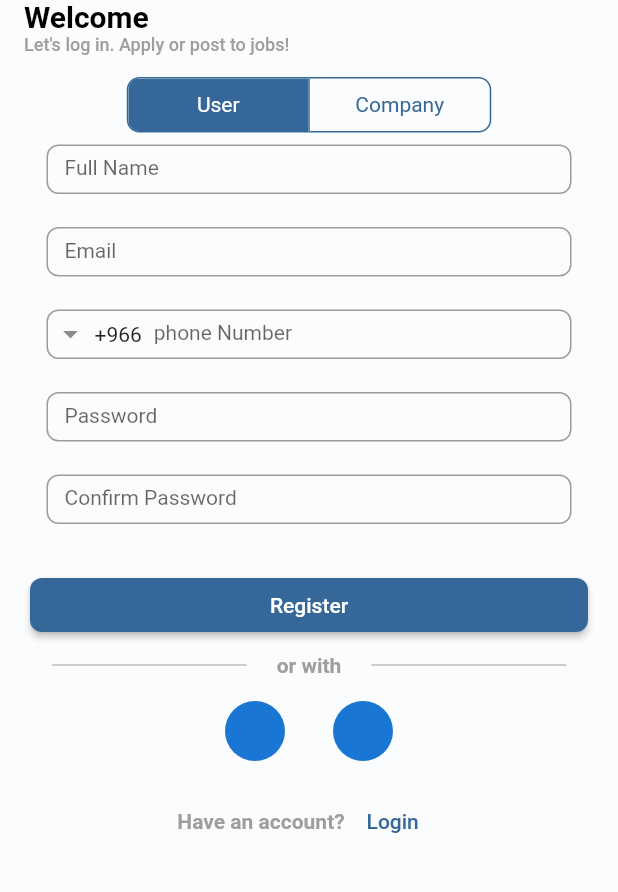
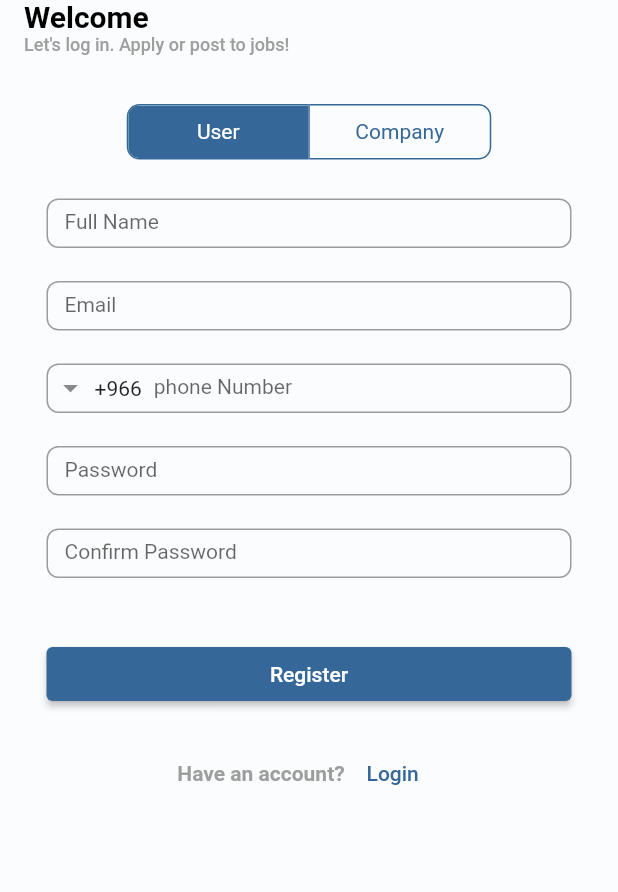
Before and after one commit to med997/hr_career_app, a Flutter app: the screen it shows after launch, after a tap on "Register", on a phone screen of 412 x 824 dp, the part 115-1007 px from its top. Run offline on Flutter 3.47's test engine with Material 3 defaults, Android fonts, the phone set to English and light mode, and no system bars; drawn by our look-alikes of intl_phone_field; our stand-ins replace bloc, carousel_slider, dartz, equatable, flutter_bloc, flutter_svg and 4 more; missing offline and left inert: flutter_adaptive_scaffold; accounts and stored records are empty; Roboto replaces fonts that are missing (almarai).

Commit message:
update login_page.dart and register_page.dart

```diff
--- a/lib/core/widgets/toggle_btn_widget.dart
+++ b/lib/core/widgets/toggle_btn_widget.dart
@@ -14,8 +14,6 @@ class ToggleBtnWidget extends StatelessWidget {
       builder: (context, state) {
         return Padding(
           padding: const EdgeInsets.all(8.0),
-          child: Center(
-
           child: ToggleButtons(
             constraints: const BoxConstraints.tightFor(height: 35, width: 120),
             fillColor: primaryColor,
@@ -32,7 +30,6 @@ class ToggleBtnWidget extends StatelessWidget {
             },
             children: _options.map((String label) => Text(label)).toList(),
           ),
-          ),
         );
       },
     );
--- a/lib/features/auth/presentation/ui/login_page.dart
+++ b/lib/features/auth/presentation/ui/login_page.dart
@@ -29,12 +29,13 @@ class LoginPage extends StatelessWidget {
 
   Widget _desktopAndTabletLoginPage(BuildContext context) {
     return Scaffold(
-      body: Row(
-        mainAxisAlignment: MainAxisAlignment.spaceEvenly,
-        children: [
-          Column(
+      body: Padding(
+        padding: const EdgeInsets.all(120.0),
+        child: Row(mainAxisAlignment: MainAxisAlignment.spaceEvenly, children: [
+          Expanded(
+            child: Column(
+              mainAxisAlignment: MainAxisAlignment.center,
               crossAxisAlignment: CrossAxisAlignment.start,
-            mainAxisAlignment: MainAxisAlignment.center,
               children: [
                 Image.asset(
                   'assets/imgs/project_logo.png',
@@ -54,31 +55,43 @@ class LoginPage extends StatelessWidget {
                       fontWeight: FontWeight.bold),
                 ),
                 const SizedBox(
-                height: 80,
+                  height: 60,
                 ),
-              Row(
+                Wrap(
+                  crossAxisAlignment: WrapCrossAlignment.center,
                   children: [
                     const Text(
                       'If you don’t have an account register You can',
                       style: TextStyle(color: Colors.black, fontSize: 16),
                     ),
-                  TextButton(onPressed: () {}, child: const Text('Register here !')),
+                    TextButton(
+                        onPressed: () {}, child: const Text('Register here !')),
                   ],
                 ),
               ],
             ),
-          Column(
+          ),
+          Container(
+            decoration: BoxDecoration(
+                image: const DecorationImage(
+                  opacity: 0.2,
+                  image: AssetImage('imgs/image10.png'),
+                  fit: BoxFit.fitWidth, // Adjust fit as needed
+                ),
+                border: Border.all(
+                  color: Colors.transparent,
+                  width: 0.5,
+                ),
+                borderRadius: BorderRadius.circular(12)),
+            padding: EdgeInsets.symmetric(horizontal: 32, vertical: 16),
+            child: Column(
+              mainAxisAlignment: MainAxisAlignment.center,
               crossAxisAlignment: CrossAxisAlignment.center,
-            mainAxisAlignment: MainAxisAlignment.center,
               children: [
-              const Text(
-                'Sign in',
-                style: TextStyle(
-                    color: Colors.black,
-                    fontSize: 20,
-                    fontWeight: FontWeight.bold),
+                Padding(
+                  padding: const EdgeInsets.symmetric(vertical: 16.0),
+                  child: ToggleBtnWidget(),
                 ),
-              ToggleBtnWidget(),
                 BlocBuilder<ToggleBtnCubit, ToggleBtnState>(
                   builder: (context, state) {
                     if (state.selectedTab == 0) {
@@ -126,10 +139,18 @@ class LoginPage extends StatelessWidget {
                     }
                   },
                 ),
-              Column(
-                mainAxisAlignment: MainAxisAlignment.end,
-                crossAxisAlignment: CrossAxisAlignment.end,
-                children: [
+                SizedBox(
+                  width: 350,
+                  child: ElevatedButton(
+                    onPressed: () {},
+                    child: const Text(
+                      'Login',
+                      style: TextStyle(
+                        color: Colors.white,
+                      ),
+                    ),
+                  ),
+                ),
                 TextButton(
                     onPressed: () {},
                     child: const Text('Forget Password?',
@@ -139,50 +160,8 @@ class LoginPage extends StatelessWidget {
                             fontSize: 14))),
               ],
             ),
-              Padding(
-                padding: EdgeInsets.symmetric(vertical: 20),
-                child: ElevatedButton(
-                  onPressed: () {},
-                  style: ButtonStyle(
-                      backgroundColor:
-                          MaterialStateProperty.all<Color>(primaryColor),
-                      shape: MaterialStateProperty.all(
-                        RoundedRectangleBorder(
-                          borderRadius: BorderRadius.circular(8.0),
-                        ),
-                      )),
-                  child: const Text(
-                    'Login',
-                    style: TextStyle(
-                      color: Colors.white,
-                    ),
-                  ),
-                ),
-              ),
-              const Text('or Continue with',
-                  style: TextStyle(
-                      color: Colors.grey,
-                      fontWeight: FontWeight.bold,
-                      fontSize: 14)),
-              const Row(
-                mainAxisAlignment: MainAxisAlignment.center,
-                children: [
-                  Padding(
-                    padding: EdgeInsets.all(16.0),
-                    child: CircleAvatar(),
-                  ),
-                  Padding(
-                    padding: EdgeInsets.all(16.0),
-                    child: CircleAvatar(),
-                  ),  Padding(
-                    padding: EdgeInsets.all(16.0),
-                    child: CircleAvatar(),
-                  ),
-                ],
           )
-            ],
-          )
-        ],
+        ]),
       ),
     );
   }
@@ -194,8 +173,10 @@ class LoginPage extends StatelessWidget {
         children: [
           Column(
             children: [
-              const SizedBox(height: 20),
-              ToggleBtnWidget(),
+              Padding(
+                padding: const EdgeInsets.symmetric(vertical: 18.0),
+                child: ToggleBtnWidget(),
+              ),
               BlocBuilder<ToggleBtnCubit, ToggleBtnState>(
                 builder: (context, state) {
                   if (state.selectedTab == 0) {
@@ -244,59 +225,7 @@ class LoginPage extends StatelessWidget {
                 },
               ),
               Padding(
-                padding:
-                    const EdgeInsets.symmetric(horizontal: 20.0, vertical: 8.0),
-                child: ElevatedButton(
-                  onPressed: () {},
-                  style: ButtonStyle(
-                      backgroundColor:
-                          MaterialStateProperty.all<Color>(primaryColor),
-                      shape: MaterialStateProperty.all(
-                        RoundedRectangleBorder(
-                          borderRadius: BorderRadius.circular(8.0),
-                        ),
-                      )),
-                  child: const Row(
-                    mainAxisAlignment: MainAxisAlignment.center,
-                    children: [
-                      Text(
-                        'Login',
-                        style: TextStyle(
-                          color: Colors.white,
-                        ),
-                      ),
-                    ],
-                  ),
-                ),
-              ),
-              Padding(
-                padding:
-                    const EdgeInsets.symmetric(horizontal: 20.0, vertical: 8.0),
-                child: ElevatedButton(
-                  onPressed: () {},
-                  style: ButtonStyle(
-                      backgroundColor: MaterialStateProperty.all<Color>(
-                          Colors.yellow.shade700),
-                      shape: MaterialStateProperty.all(
-                        RoundedRectangleBorder(
-                          borderRadius: BorderRadius.circular(8.0),
-                        ),
-                      )),
-                  child: const Row(
-                    mainAxisAlignment: MainAxisAlignment.center,
-                    children: [
-                      Text(
-                        'Continue as Gust',
-                        style: TextStyle(
-                          color: Colors.white,
-                        ),
-                      ),
-                    ],
-                  ),
-                ),
-              ),
-              Padding(
-                padding: const EdgeInsets.symmetric(vertical: 20.0),
+                padding: const EdgeInsets.only(bottom: 18.0),
                 child: TextButton(
                     onPressed: () {},
                     child: const Text(
@@ -304,49 +233,39 @@ class LoginPage extends StatelessWidget {
                       style: TextStyle(
                           color: primaryColor,
                           fontWeight: FontWeight.bold,
-                          fontSize: 14),
+                          fontSize: 12),
                     )),
               ),
-              const Row(
-                mainAxisAlignment: MainAxisAlignment.center,
-                children: [
               SizedBox(
-                    height: 14.0,
-                    width: 150,
-                    child: Divider(
-                      endIndent: 20,
-                      color: Colors.grey,
+                width: 350,
+                child: ElevatedButton(
+                  onPressed: () {},
+                  child: const Text(
+                    'Login',
+                    style: TextStyle(
+                      color: Colors.white,
                     ),
                   ),
-                  Text(
-                    'or with',
-                    style: TextStyle(
-                        color: Colors.grey,
-                        fontWeight: FontWeight.bold,
-                        fontSize: 14),
-                  ),
-                  SizedBox(
-                    height: 14.0,
-                    width: 150,
-                    child: Divider(
-                      indent: 20,
-                      color: Colors.grey,
                 ),
               ),
-                ],
+              Padding(
+                padding: const EdgeInsets.symmetric(vertical: 18.0),
+                child: SizedBox(
+                  width: 350,
+                  child: ElevatedButton(
+                    onPressed: () {},
+                    style: ButtonStyle(
+                      backgroundColor: MaterialStateProperty.all<Color>(
+                          Colors.yellow.shade700),
                     ),
-              const Row(
-                mainAxisAlignment: MainAxisAlignment.center,
-                children: [
-                  Padding(
-                    padding: EdgeInsets.all(16.0),
-                    child: CircleAvatar(),
+                    child: const Text(
+                      'Continue as Gust',
+                      style: TextStyle(
+                        color: Colors.white,
                       ),
-                  Padding(
-                    padding: EdgeInsets.all(16.0),
-                    child: CircleAvatar(),
                     ),
-                ],
+                  ),
+                ),
               ),
               Row(
                 mainAxisAlignment: MainAxisAlignment.center,
--- a/lib/features/auth/presentation/ui/register_page.dart
+++ b/lib/features/auth/presentation/ui/register_page.dart
@@ -12,10 +12,8 @@ import 'package:hr_career_platform/features/auth/presentation/ui/login_page.dart
 
 import '../widget/login_ana_register_appbar_functhion.dart';
 
-
 class RegisterPage extends StatelessWidget {
   RegisterPage({super.key});
-
 
   @override
   Widget build(BuildContext context) {
@@ -23,129 +21,122 @@ class RegisterPage extends StatelessWidget {
       appBar: loginAndRegisterAppBar(),
       body: ListView(
         children: [
-
-          ToggleBtnWidget(),
+          Column(
+            children: [
+              Padding(
+                padding: const EdgeInsets.symmetric(vertical: 18.0),
+                child: ToggleBtnWidget(),
+              ),
               BlocBuilder<ToggleBtnCubit, ToggleBtnState>(
                 builder: (context, state) {
-              if (state.selectedTab == 0 ) {
-                return DynamicFormWidget(dynamicFormsList: [
+                  if (state.selectedTab == 0) {
+                    return DynamicFormWidget(
+                      dynamicFormsList: [
                         DynamicModel('Full Name', FormType.text,
                             controller: context
                                 .read<RegisterCubit>()
                                 .userNameController,
-                      value: '', isRequired: true, disabled: false),
+                            value: '',
+                            isRequired: true,
+                            disabled: false),
                         DynamicModel('Email', FormType.text,
                             controller: context
                                 .read<RegisterCubit>()
                                 .userEmailController,
-                      value: '', isRequired: true, disabled: false),
+                            value: '',
+                            isRequired: true,
+                            disabled: false),
                         DynamicModel('phone Number', FormType.phone,
                             controller: context
                                 .read<RegisterCubit>()
                                 .userPhoneController,
-                      value: '', isRequired: true, disabled: false),
+                            value: '',
+                            isRequired: true,
+                            disabled: false),
                         DynamicModel('Password', FormType.password,
                             controller: context
                                 .read<RegisterCubit>()
                                 .userPasswordController,
-                      value: '', isRequired: true, disabled: false),
+                            value: '',
+                            isRequired: true,
+                            disabled: false),
                         DynamicModel('Confirm Password', FormType.password,
                             controller: context
                                 .read<RegisterCubit>()
                                 .userConfirmPasswordController,
-                      value: '', isRequired: true, disabled: false),
-                ], submitBtnLabel: 'login', useResponsiveUi: false,);
+                            value: '',
+                            isRequired: true,
+                            disabled: false),
+                      ],
+                      submitBtnLabel: 'login',
+                      useResponsiveUi: false,
+                    );
                   } else {
-                return DynamicFormWidget(dynamicFormsList: [
+                    return DynamicFormWidget(
+                      dynamicFormsList: [
                         DynamicModel('Company Name', FormType.text,
-                      controller: context.read<RegisterCubit>().companyNameController,
-                      value: '', isRequired: true, disabled: false),
+                            controller: context
+                                .read<RegisterCubit>()
+                                .companyNameController,
+                            value: '',
+                            isRequired: true,
+                            disabled: false),
                         DynamicModel('Email', FormType.text,
-                      controller: context.read<RegisterCubit>().companyEmailController,
-                      value: '', isRequired: true, disabled: false),
+                            controller: context
+                                .read<RegisterCubit>()
+                                .companyEmailController,
+                            value: '',
+                            isRequired: true,
+                            disabled: false),
                         DynamicModel('Address', FormType.text,
-                      controller: context.read<RegisterCubit>().companyAddressController,
-                      value: '', isRequired: true, disabled: false),
+                            controller: context
+                                .read<RegisterCubit>()
+                                .companyAddressController,
+                            value: '',
+                            isRequired: true,
+                            disabled: false),
                         DynamicModel('Phone Number', FormType.phone,
-                      controller: context.read<RegisterCubit>().companyPhoneController,
-                      value: '', isRequired: true, disabled: false),
+                            controller: context
+                                .read<RegisterCubit>()
+                                .companyPhoneController,
+                            value: '',
+                            isRequired: true,
+                            disabled: false),
                         DynamicModel('Password', FormType.text,
-                      controller: context.read<RegisterCubit>().companyPasswordController,
-                      value: '', isRequired: true, disabled: false),
+                            controller: context
+                                .read<RegisterCubit>()
+                                .companyPasswordController,
+                            value: '',
+                            isRequired: true,
+                            disabled: false),
                         DynamicModel('Confirm Password', FormType.text,
-                      controller: context.read<RegisterCubit>().companyConfirmPasswordController,
-                      value: '', isRequired: true, disabled: false),
-                ], submitBtnLabel: 'login', useResponsiveUi: false,);
+                            controller: context
+                                .read<RegisterCubit>()
+                                .companyConfirmPasswordController,
+                            value: '',
+                            isRequired: true,
+                            disabled: false),
+                      ],
+                      submitBtnLabel: 'login',
+                      useResponsiveUi: false,
+                    );
                   }
-
                 },
               ),
               Padding(
-            padding: const EdgeInsets.symmetric(
-                horizontal: 20.0, vertical: 8.0),
+                padding: const EdgeInsets.symmetric(vertical: 18.0),
+                child: SizedBox(
+                  width: 350,
                   child: ElevatedButton(
                     onPressed: () {},
-              style: ButtonStyle(
-                  backgroundColor:
-                  MaterialStateProperty.all<Color>(primaryColor),
-                  shape: MaterialStateProperty.all(
-                    RoundedRectangleBorder(
-                      borderRadius: BorderRadius.circular(8.0),
-                    ),
-                  )),
-              child: const Row(
-                mainAxisAlignment: MainAxisAlignment.center,
-                children: [
-                  Text(
+                    child: const Text(
                       'Register',
                       style: TextStyle(
                         color: Colors.white,
                       ),
                     ),
-                ],
                   ),
                 ),
-          ),
-          const Row(
-            mainAxisAlignment: MainAxisAlignment.center,
-            children: [
-              SizedBox(
-                height: 14.0,
-                width: 150,
-                child: Divider(
-                  endIndent: 20,
-                  color: Colors.grey,
-                ),
-              ),
-              Text(
-                'or with',
-                style: TextStyle(
-                    color: Colors.grey,
-                    fontWeight: FontWeight.bold,
-                    fontSize: 14),
-              ),
-              SizedBox(
-                height: 14.0,
-                width: 150,
-                child: Divider(
-                  indent: 20,
-                  color: Colors.grey,
-                ),
-              ),
-            ],
-          ),
-          const Row(
-            mainAxisAlignment: MainAxisAlignment.center,
-            children: [
-              Padding(
-                padding: EdgeInsets.all(16.0),
-                child: CircleAvatar(),
-              ),
-              Padding(
-                padding: EdgeInsets.all(16.0),
-                child: CircleAvatar(),
-              ),
-            ],
               ),
               Row(
                 mainAxisAlignment: MainAxisAlignment.center,
@@ -171,10 +162,10 @@ class RegisterPage extends StatelessWidget {
                       )),
                 ],
               ),
-        ]
-        ,
-      )
-      ,
+            ],
+          ),
+        ],
+      ),
     );
   }
 }
```
Lines whose indentation alone changed are shown as unchanged.
